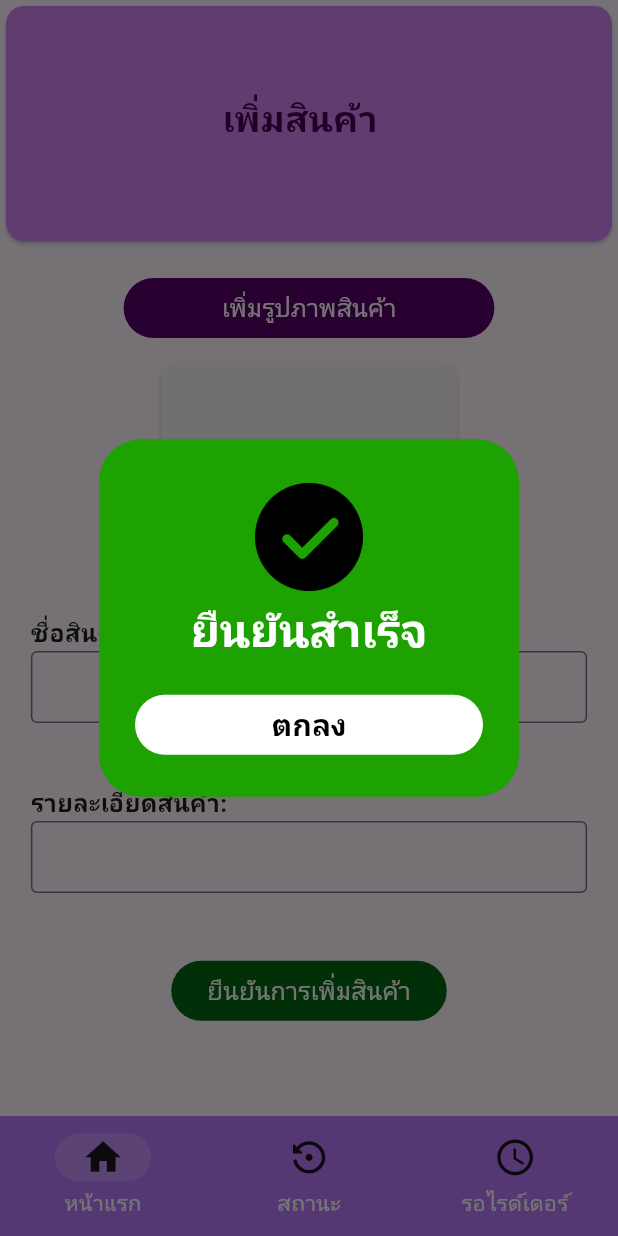
After one commit to evenatthaphan/minopro_mobile_2, a Flutter app: the insertProductPage screen opened directly, after a tap on "ยืนยันการเพิ่มสินค้า", on a phone screen of 412 x 824 dp. The commit adds this screen. Run offline on Flutter 3.47's test engine with Material 3 defaults, Android fonts, the phone set to English and light mode, and no system bars.

Commit message:
eve update

```diff
--- a/lib/page/user/sender/HmoePageSender.dart
+++ b/lib/page/user/sender/HmoePageSender.dart
@@ -1,4 +1,5 @@
 import 'package:flutter/material.dart';
+import 'package:flutter_minipro2/page/user/sender/insertProduct.dart';
 import 'package:flutter_minipro2/page/user/sender/navbar_sender.dart';
 
 class HomePageSender extends StatefulWidget {
@@ -9,6 +10,7 @@ class HomePageSender extends StatefulWidget {
 }
 
 class _HomePageSenderState extends State<HomePageSender> {
+  int selectedItems = 0;
   @override
   Widget build(BuildContext context) {
     final screenSize = MediaQuery.of(context).size;
@@ -132,7 +134,9 @@ class _HomePageSenderState extends State<HomePageSender> {
                                   Padding(
                                     padding: const EdgeInsets.all(8.0),
                                     child: FilledButton(
-                                      onPressed: () {},
+                                      onPressed: () {
+                                        selectedItems++;
+                                      },
                                       style: ButtonStyle(
                                         backgroundColor:
                                             WidgetStateProperty.all<Color>(
@@ -155,7 +159,35 @@ class _HomePageSenderState extends State<HomePageSender> {
                     )
                   ],
                 ),
-              )
+              ),
+              Padding(
+                padding: EdgeInsets.only(top: screenSize.height * 0.84),
+                child: Card(
+                  child: Padding(
+                    padding: const EdgeInsets.all(8.0),
+                    child: Row(
+                      mainAxisAlignment: MainAxisAlignment.center,
+                      children: [
+                        SizedBox(
+                          width: screenSize.width * 0.9,
+                          child: FilledButton(
+                            onPressed: insert,
+                            style: ButtonStyle(
+                              backgroundColor: WidgetStateProperty.all<Color>(
+                                  const Color.fromARGB(255, 88, 3, 107)),
+                            ),
+                            child: Text(
+                              'เพิ่มสินค้า',
+                              style:
+                                  TextStyle(fontSize: screenSize.width * 0.04),
+                            ),
+                          ),
+                        ),
+                      ],
+                    ),
+                  ),
+                ),
+              ),
             ],
           ),
         ),
@@ -165,4 +197,13 @@ class _HomePageSenderState extends State<HomePageSender> {
           screenSize: screenSize,
         ));
   }
+
+  void insert() {
+    Navigator.push(
+      context,
+      MaterialPageRoute(
+        builder: (context) => const insertProductPage(),
+      ),
+    );
+  }
 }
--- /dev/null
+++ b/lib/page/user/sender/insertProduct.dart
@@ -0,0 +1,217 @@
+import 'package:flutter/material.dart';
+import 'package:flutter_minipro2/page/user/sender/navbar_sender.dart';
+
+class insertProductPage extends StatefulWidget {
+  const insertProductPage({super.key});
+
+  @override
+  State<insertProductPage> createState() => _insertProductPageState();
+}
+
+class _insertProductPageState extends State<insertProductPage> {
+  @override
+  Widget build(BuildContext context) {
+    final screenSize = MediaQuery.of(context).size;
+    return Scaffold(
+        body: SingleChildScrollView(
+          child: Column(
+            children: [
+              SizedBox(
+                width: screenSize.width * 1, // ขยายความกว้างของ Card
+                height: screenSize.height * 0.2, // ขยายความสูงของ Card
+                child: Card(
+                  color: Color.fromARGB(255, 210, 133, 246),
+                  child: Padding(
+                    padding: EdgeInsets.only(
+                        top: screenSize.height * 0.07,
+                        left: screenSize.width * 0.35),
+                    child: Container(
+                      child: const Text(
+                        "เพิ่มสินค้า",
+                        style: TextStyle(
+                            fontSize: 24,
+                            color: Color.fromARGB(255, 69, 2, 81),
+                            fontWeight: FontWeight.bold),
+                      ),
+                    ),
+                  ),
+                ),
+              ),
+              SingleChildScrollView(
+                child: Padding(
+                  padding: EdgeInsets.only(top: screenSize.height * 0.02),
+                  child: Column(
+                    children: [
+                      SizedBox(
+                        width: screenSize.width * 0.6,
+                        child: FilledButton(
+                          onPressed: insertphoto,
+                          style: ButtonStyle(
+                            backgroundColor: WidgetStateProperty.all<Color>(
+                                const Color.fromARGB(255, 88, 3, 107)),
+                          ),
+                          child: Text(
+                            'เพิ่มรูปภาพสินค้า',
+                            style: TextStyle(fontSize: screenSize.width * 0.04),
+                          ),
+                        ),
+                      ),
+                      Padding(
+                        padding: const EdgeInsets.all(8.0),
+                        child: SizedBox(
+                          width: screenSize.width * 0.5,
+                          height: screenSize.height * 0.2,
+                          child: Card(),
+                        ),
+                      ),
+                      Column(
+                        children: [
+                          Padding(
+                            padding: EdgeInsets.only(
+                                left: screenSize.width * 0.05,
+                                right: screenSize.width * 0.05),
+                            child: const Column(
+                              mainAxisAlignment: MainAxisAlignment.center,
+                              crossAxisAlignment: CrossAxisAlignment.start,
+                              children: [
+                                Text(
+                                  'ชื่อสินค้า: ',
+                                  style: TextStyle(
+                                      fontSize: 16,
+                                      fontWeight: FontWeight.bold),
+                                ),
+                                TextField(
+                                  decoration: InputDecoration(
+                                    border: OutlineInputBorder(
+                                      borderSide: BorderSide(
+                                        width: 1,
+                                      ),
+                                    ),
+                                    contentPadding: EdgeInsets.symmetric(
+                                        vertical: 10, horizontal: 10),
+                                    focusedBorder: OutlineInputBorder(
+                                      borderSide: BorderSide(
+                                          color: Color.fromARGB(
+                                              255, 247, 182, 254),
+                                          width:
+                                              2), // เปลี่ยนขอบเป็นสีแดงเมื่อคลิก
+                                    ),
+                                  ),
+                                ),
+                              ],
+                            ),
+                          ),
+                          Padding(
+                            padding: EdgeInsets.only(
+                                top: screenSize.height * 0.05,
+                                left: screenSize.width * 0.05,
+                                right: screenSize.width * 0.05),
+                            child: const Column(
+                              mainAxisAlignment: MainAxisAlignment.center,
+                              crossAxisAlignment: CrossAxisAlignment.start,
+                              children: [
+                                Text(
+                                  'รายละเอียดสินค้า: ',
+                                  style: TextStyle(
+                                      fontSize: 16,
+                                      fontWeight: FontWeight.bold),
+                                ),
+                                TextField(
+                                  decoration: InputDecoration(
+                                    border: OutlineInputBorder(
+                                      borderSide: BorderSide(
+                                        width: 1,
+                                      ),
+                                    ),
+                                    contentPadding: EdgeInsets.symmetric(
+                                        vertical: 10, horizontal: 10),
+                                    focusedBorder: OutlineInputBorder(
+                                      borderSide: BorderSide(
+                                          color: Color.fromARGB(
+                                              255, 247, 182, 254),
+                                          width:
+                                              2), // เปลี่ยนขอบเป็นสีแดงเมื่อคลิก
+                                    ),
+                                  ),
+                                ),
+                              ],
+                            ),
+                          ),
+                        ],
+                      )
+                    ],
+                  ),
+                ),
+              ),
+              Padding(
+                padding: EdgeInsets.only(top: screenSize.height * 0.05),
+                child: FilledButton(
+                  onPressed: acceptinsert,
+                  style: ButtonStyle(
+                    backgroundColor: WidgetStateProperty.all<Color>(
+                        const Color.fromARGB(255, 3, 103, 18)),
+                  ),
+                  child: Text(
+                    'ยืนยันการเพิ่มสินค้า',
+                    style: TextStyle(fontSize: screenSize.width * 0.04),
+                  ),
+                ),
+              ),
+            ],
+          ),
+        ),
+        bottomNavigationBar: UserNavbarPage(
+          selectedIndex: 0,
+          onDestinationSelected: (value) {},
+          screenSize: screenSize,
+        ));
+  }
+
+  void insertphoto() {}
+
+  void acceptinsert() {
+    showDialog(
+      context: context,
+      builder: (context) => AlertDialog(
+        backgroundColor: const Color.fromARGB(255, 29, 162, 2),
+        title: Center(
+          child: Column(
+            children: [
+              Image.asset(
+                'assets/images/check.png',
+                width: MediaQuery.of(context).size.width * 0.2,
+              ),
+              const Text(
+                'ยืนยันสำเร็จ',
+                style: TextStyle(
+                    color: Color.fromRGBO(255, 255, 255, 1),
+                    fontWeight: FontWeight.w800,
+                    fontSize: 30),
+              ),
+            ],
+          ),
+        ),
+        actions: [
+          FilledButton(
+            onPressed: () {
+              Navigator.of(context).pop(); // Close dialog
+            },
+            style: ButtonStyle(
+              backgroundColor: MaterialStateProperty.all<Color>(
+                  const Color.fromARGB(255, 255, 255, 255)),
+            ),
+            child: const Center(
+                child: Text(
+              'ตกลง',
+              style: TextStyle(
+                fontSize: 20,
+                color: Colors.black,
+                fontWeight: FontWeight.w800,
+              ),
+            )),
+          )
+        ],
+      ),
+    );
+  }
+}
```
Also changed, not shown: assets/images/check.png (added), assets/images/warning.png (added).
